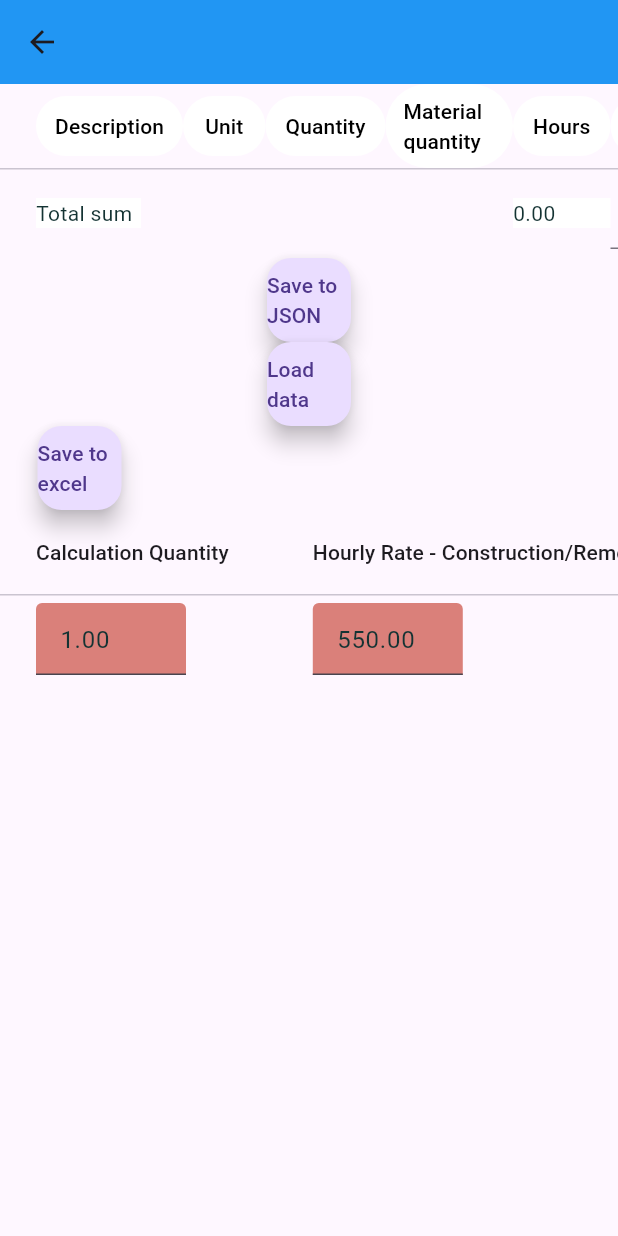
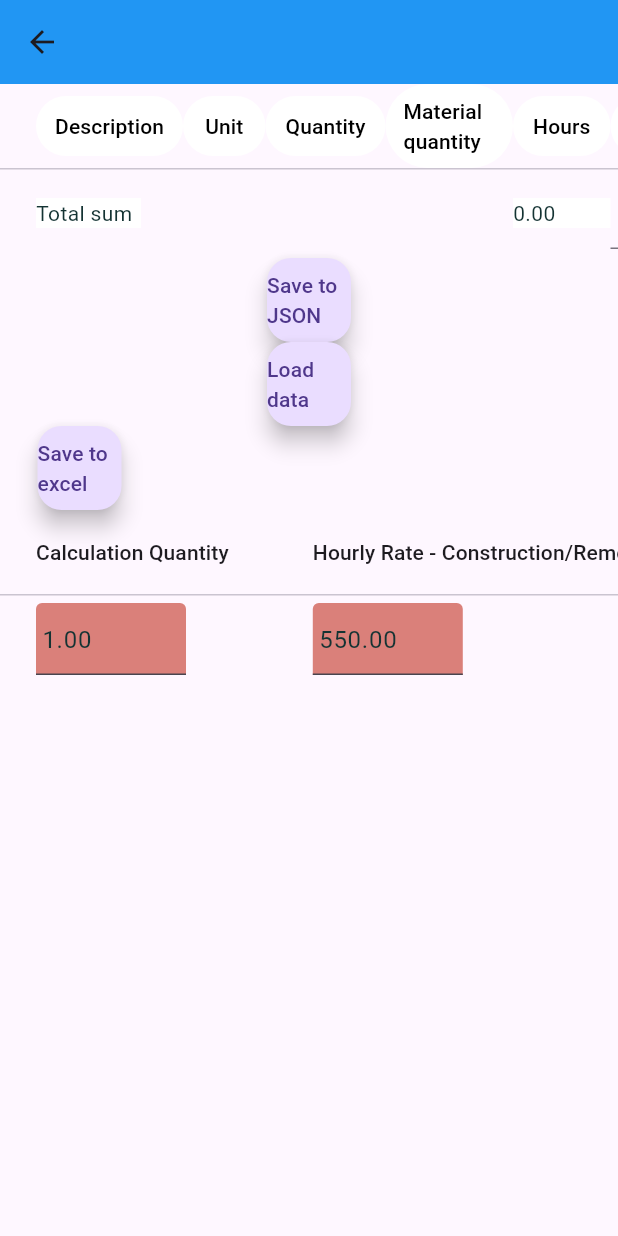
Before and after one commit to BenasVasiliauskas/Bygg_kalk, a Flutter app: the InteriorWallItemsScreen screen opened directly with empty values, on a phone screen of 412 x 824 dp. Run offline on Flutter 3.47's test engine with Material 3 defaults, Android fonts, the phone set to English and light mode, and no system bars; our stand-ins replace font_awesome_flutter; missing offline and left inert: syncfusion_flutter_xlsio.

Commit message:
Edge insets zero

```diff
--- a/lib/functions/initialise_functions.dart
+++ b/lib/functions/initialise_functions.dart
@@ -121,7 +121,11 @@ DataCell dataCellDoSingle(TextEditingController controller, Function f,
         readOnly: readOnly,
         controller: controller,
         onChanged: (value) => f(value),
-        decoration: InputDecoration(fillColor: color, filled: true),
+        decoration: InputDecoration(
+          fillColor: color,
+          filled: true,
+          contentPadding: EdgeInsets.zero,
+        ),
         keyboardType:
             readOnly ? null : TextInputType.numberWithOptions(decimal: true),
       ),
--- a/lib/pages/item_screen/interior_wall_items_screen.dart
+++ b/lib/pages/item_screen/interior_wall_items_screen.dart
@@ -499,6 +499,7 @@ class _InteriorWallItemsScreenState extends State<InteriorWallItemsScreen> {
               readOnly: true,
               decoration: customColumn
                   ? InputDecoration(
+                      contentPadding: EdgeInsets.zero,
                       fillColor: Color.fromARGB(255, 131, 138, 235),
                       filled: true)
                   : InputDecoration(),
@@ -520,6 +521,7 @@ class _InteriorWallItemsScreenState extends State<InteriorWallItemsScreen> {
             width: 75,
             child: TextField(
               decoration: InputDecoration(
+                  contentPadding: EdgeInsets.zero,
                   fillColor: const Color.fromARGB(255, 218, 128, 122),
                   filled: true),
               controller: TextEditingController(
```
